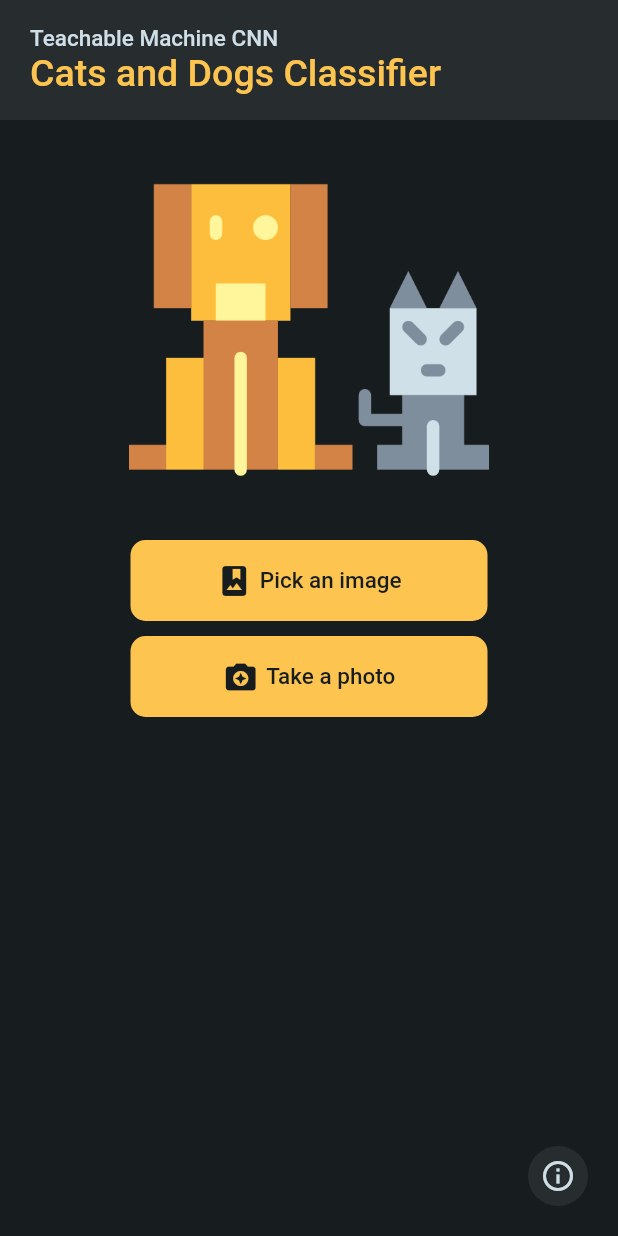
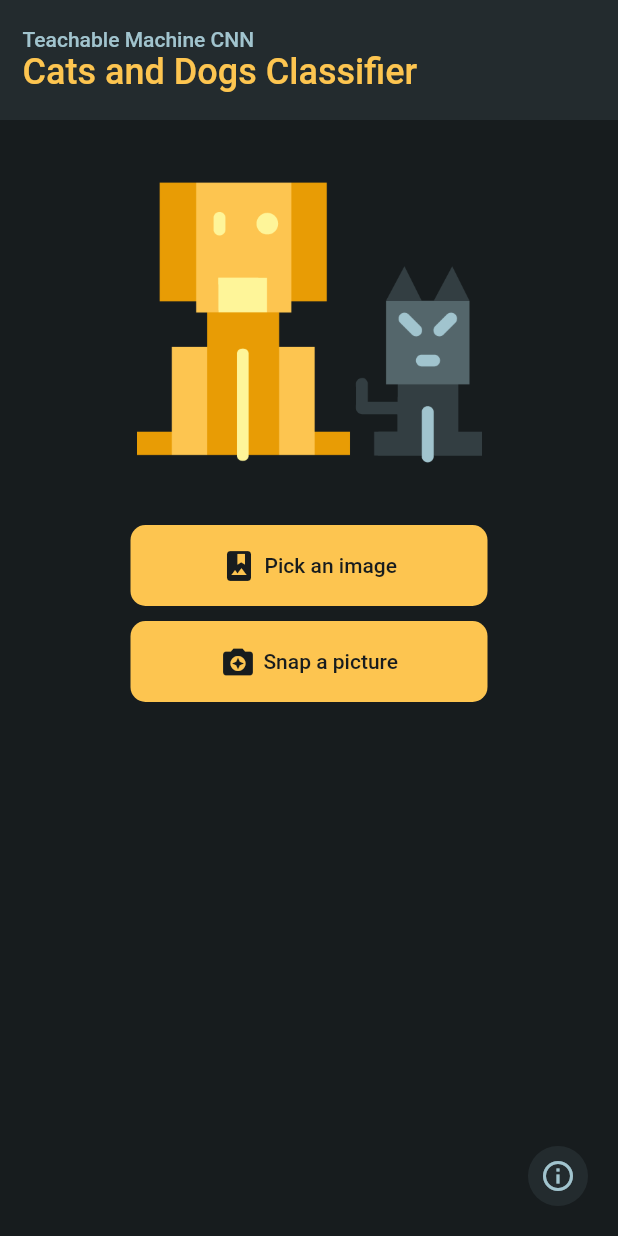
Before and after one commit to sourhub226/flutter-cats-dogs-CNN, a Flutter app: the screen it shows after launch, on a phone screen of 412 x 824 dp. Run offline on Flutter 3.47's test engine with Material 2 defaults, Android fonts, the phone set to English and light mode, and no system bars; our stand-ins replace image_picker, permission_handler, splashscreen; missing offline and left inert: tflite.

Commit message:
New features, new icons, internal tweaks

```diff
--- a/lib/home.dart
+++ b/lib/home.dart
@@ -4,6 +4,7 @@ import 'package:catsanddogs/main.dart';
 import 'package:flutter/material.dart';
 import 'package:tflite/tflite.dart';
 import 'package:image_picker/image_picker.dart';
+import 'package:permission_handler/permission_handler.dart';
 
 class Home extends StatefulWidget {
   @override
@@ -102,7 +103,7 @@ class _HomeState extends State<Home> {
           child: Container(
             color: Theme.of(context).primaryColor,
             child: Padding(
-              padding: const EdgeInsets.only(left: 20),
+              padding: const EdgeInsets.only(left: 15, right: 15),
               child: Column(
                 mainAxisAlignment: MainAxisAlignment.center,
                 crossAxisAlignment: CrossAxisAlignment.start,
@@ -111,16 +112,18 @@ class _HomeState extends State<Home> {
                     "Teachable Machine CNN",
                     style: TextStyle(
                       color: MyApp.labelColor,
-                      fontSize: 15,
+                      // fontSize: 15,
                       fontWeight: FontWeight.w500,
                     ),
                   ),
-                  Text(
+                  FittedBox(
+                    child: Text(
                       "Cats and Dogs Classifier",
                       style: TextStyle(
                         color: Theme.of(context).accentColor,
-                      fontSize: 25,
+                        fontSize: 24,
                         fontWeight: FontWeight.w500,
+                      ),
                     ),
                   ),
                 ],
@@ -143,22 +146,21 @@ class _HomeState extends State<Home> {
           );
         },
       ),
-      backgroundColor: Theme.of(context).canvasColor,
       body: Container(
+        child: Center(
+          child: Container(
             padding: EdgeInsets.symmetric(horizontal: 20),
             child: Column(
-          crossAxisAlignment: CrossAxisAlignment.start,
               children: [
                 SizedBox(
                   height: 20,
                 ),
-            Center(
-              child: _loading
+                _loading
                     ? Container(
-                      width: 240,
+                        width: 230,
                         child: Column(
                           children: [
-                          Image.asset("assets/icons/catdog_transparent.png"),
+                            Image.asset("assets/images/catdog_transparent.png"),
                           ],
                         ),
                       )
@@ -180,8 +182,8 @@ class _HomeState extends State<Home> {
                                 child: FittedBox(
                                   fit: BoxFit.cover,
                                   child: ConstrainedBox(
-                                  constraints:
-                                      BoxConstraints(minWidth: 1, minHeight: 1),
+                                    constraints: BoxConstraints(
+                                        minWidth: 1, minHeight: 1),
                                     child: Image.file(_image),
                                   ),
                                 ),
@@ -192,15 +194,19 @@ class _HomeState extends State<Home> {
                             ),
                             _output != null
                                 ? Container(
+                                    width: 120,
                                     child: Padding(
                                       padding:
                                           const EdgeInsets.fromLTRB(5, 2, 6, 3),
+                                      child: FittedBox(
+                                        // fit: BoxFit.fitWidth,
                                         child: Text(
                                           "Detection: ${_output[0]["label"]}",
                                           style: TextStyle(
                                             color: MyApp.labelColor,
-                                        fontSize: 18,
+                                            // fontSize: 18,
                                             fontWeight: FontWeight.w500,
+                                          ),
                                         ),
                                       ),
                                     ),
@@ -212,9 +218,7 @@ class _HomeState extends State<Home> {
                           ],
                         ),
                       ),
-            ),
-            Center(
-              child: Padding(
+                Padding(
                   padding: const EdgeInsets.only(top: 20.0),
                   child: Container(
                     child: Column(
@@ -224,8 +228,8 @@ class _HomeState extends State<Home> {
                             elevation: MaterialStateProperty.all(0),
                             backgroundColor: MaterialStateProperty.all<Color>(
                                 Theme.of(context).accentColor),
-                          shape:
-                              MaterialStateProperty.all<RoundedRectangleBorder>(
+                            shape: MaterialStateProperty.all<
+                                RoundedRectangleBorder>(
                               RoundedRectangleBorder(
                                 borderRadius: BorderRadius.circular(10),
                               ),
@@ -250,7 +254,7 @@ class _HomeState extends State<Home> {
                                     "Pick an image",
                                     style: TextStyle(
                                       color: Theme.of(context).canvasColor,
-                                    fontSize: 15,
+                                      // fontSize: 15,
                                     ),
                                   ),
                                 ],
@@ -266,14 +270,66 @@ class _HomeState extends State<Home> {
                             elevation: MaterialStateProperty.all(0),
                             backgroundColor: MaterialStateProperty.all<Color>(
                                 Theme.of(context).accentColor),
-                          shape:
-                              MaterialStateProperty.all<RoundedRectangleBorder>(
+                            shape: MaterialStateProperty.all<
+                                RoundedRectangleBorder>(
                               RoundedRectangleBorder(
                                 borderRadius: BorderRadius.circular(10),
                               ),
                             ),
                           ),
-                        onPressed: pickCameraImage,
+                          onPressed: () async {
+                            final status = await Permission.camera.request();
+                            if (status == PermissionStatus.granted) {
+                              print('Permission granted');
+                              pickCameraImage();
+                            } else if (status == PermissionStatus.denied) {
+                              print(
+                                  'Permission denied. Show a dialog and again ask for the permission');
+                              showDialog(
+                                  context: context,
+                                  builder: (context) => AlertDialog(
+                                        title: Text("Permission denied"),
+                                        content: Text(
+                                            "Allow camera permission to click a picture."),
+                                        backgroundColor:
+                                            Theme.of(context).primaryColor,
+                                        actions: [
+                                          TextButton(
+                                              onPressed: () {
+                                                Navigator.pop(context);
+                                              },
+                                              child: Text("OK",
+                                                  style: TextStyle(
+                                                      color: Theme.of(context)
+                                                          .accentColor)))
+                                        ],
+                                      ));
+                            } else if (status ==
+                                PermissionStatus.permanentlyDenied) {
+                              print('Take the user to the settings page.');
+                              showDialog(
+                                  context: context,
+                                  builder: (context) => AlertDialog(
+                                        title: Text("Permission denied"),
+                                        content: Text(
+                                            "Camera permission has been revoked. Enable camera permission in settings to click a photo."),
+                                        backgroundColor:
+                                            Theme.of(context).primaryColor,
+                                        actions: [
+                                          TextButton(
+                                              onPressed: () {
+                                                Navigator.pop(context);
+                                                openAppSettings();
+                                              },
+                                              child: Text("Open Settings",
+                                                  style: TextStyle(
+                                                      color: Theme.of(context)
+                                                          .accentColor)))
+                                        ],
+                                      ));
+
+                            }
+                          },
                           child: SizedBox(
                             width: MediaQuery.of(context).size.width / 2,
                             child: Padding(
@@ -289,10 +345,10 @@ class _HomeState extends State<Home> {
                                     ),
                                   ),
                                   Text(
-                                  "Take a photo",
+                                    "Snap a picture",
                                     style: TextStyle(
                                       color: Theme.of(context).canvasColor,
-                                    fontSize: 15,
+                                      // fontSize: 15,
                                     ),
                                   ),
                                 ],
@@ -304,8 +360,9 @@ class _HomeState extends State<Home> {
                     ),
                   ),
                 ),
+              ],
             ),
-          ],
+          ),
         ),
       ),
     );
--- a/lib/main.dart
+++ b/lib/main.dart
@@ -1,14 +1,18 @@
 import 'package:catsanddogs/splashscreen.dart';
 import 'package:flutter/material.dart';
+import 'package:flutter/services.dart';
 
 void main() {
+  WidgetsFlutterBinding.ensureInitialized();
+  SystemChrome.setPreferredOrientations(
+      [DeviceOrientation.portraitUp, DeviceOrientation.portraitDown]);
   runApp(MyApp());
 }
 
 class MyApp extends StatelessWidget {
-  static const labelColor = Color(0xFFcfdfe8);
+  static const labelColor = Color(0xFfa1c4ce);
   static const accentColor = Color(0xfffdc550);
-  static const appBarColor = Color(0xff272c2e);
+  static const appBarColor = Color(0xff232b2e);
   static const canvasColor = Color(0xff171c1e);
 
   @override
@@ -16,8 +20,7 @@ class MyApp extends StatelessWidget {
     return MaterialApp(
       title: "Cats and Dogs Classifier",
       home: MySplash(),
-      themeMode: ThemeMode.dark,
-      darkTheme: ThemeData(
+      theme: ThemeData(
         appBarTheme: AppBarTheme(elevation: 0),
         brightness: Brightness.dark,
         primaryColor: appBarColor,
--- a/lib/splashscreen.dart
+++ b/lib/splashscreen.dart
@@ -13,9 +13,9 @@ class _MySplashState extends State<MySplash> {
     return SplashScreen(
       seconds: 2,
       navigateAfterSeconds: Home(),
-      image: Image.asset("assets/icons/catdog_transparent.png"),
+      image: Image.asset("assets/images/splash.png"),
       backgroundColor: Theme.of(context).canvasColor,
-      photoSize: 120,
+      photoSize: 100,
       loaderColor: Theme.of(context).accentColor,
     );
   }
```
Also changed, not shown: pubspec.yaml (+8 -6 lines), assets/images/adaptive_icon_foreground.png (added), assets/images/adaptive_icon_foreground_old.png (renamed from assets/icons/adaptive_icon_foreground.png), assets/images/catdog_transparent.png (added), assets/images/catdog_transparent_old.png (renamed from assets/icons/catdog_transparent.png), assets/images/launcher_icon_default.png (added), assets/images/launcher_icon_default_old.png (renamed from assets/icons/launcher_icon_default.png), assets/images/splash.png (added), pubspec.lock, 27 other files. Lines whose indentation alone changed are shown as unchanged.
